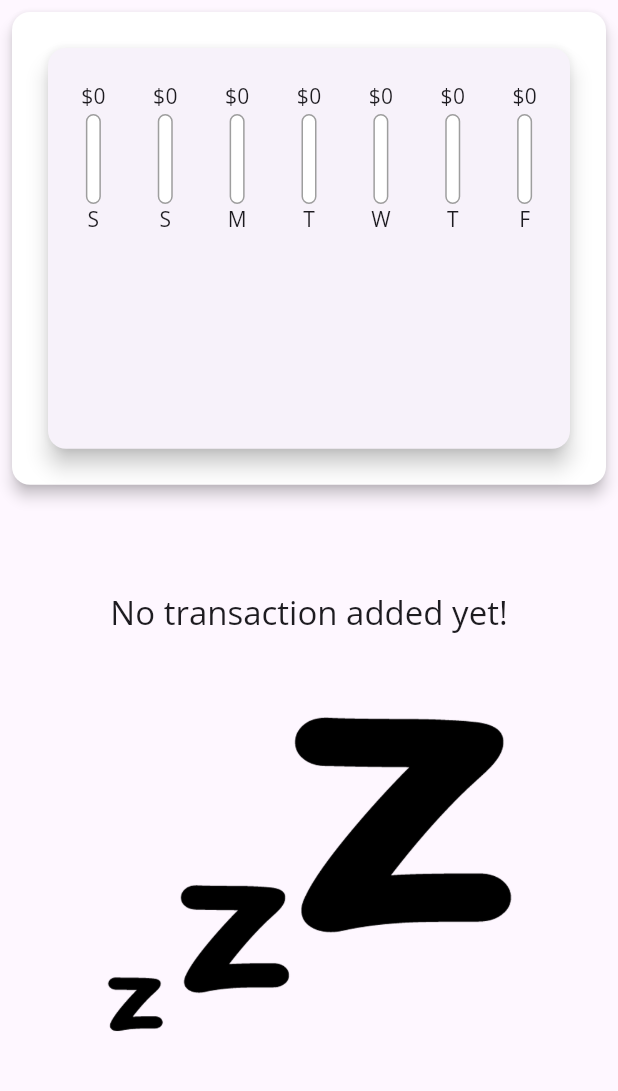
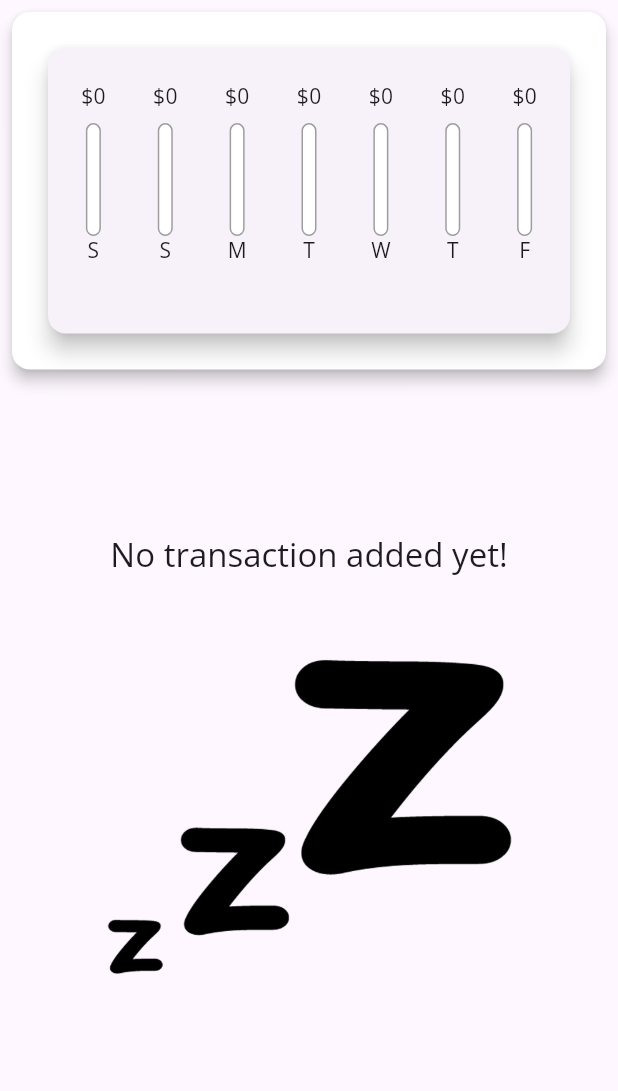
Before and after one commit to GarifullinII/expense_planner, a Flutter app: the screen it shows after launch, on a phone screen of 412 x 824 dp, the part 84-1175 px from its top. Run offline on Flutter 3.47's test engine with Material 3 defaults, Android fonts, the phone set to English and light mode, and no system bars.

Commit message:
add LayoutBuilder

```diff
--- a/lib/main.dart
+++ b/lib/main.dart
@@ -137,7 +137,7 @@ class _MyHomePageState extends State<MyHomePage> {
                   child: SizedBox(
                     height: (MediaQuery.of(context).size.height -
                             appBar.preferredSize.height) *
-                        0.4 - MediaQuery.of(context).padding.top,
+                        0.3 - MediaQuery.of(context).padding.top,
                     child: Chart(
                       recentTransactions: _recentTransactions,
                     ),
@@ -148,7 +148,7 @@ class _MyHomePageState extends State<MyHomePage> {
             SizedBox(
                 height: (MediaQuery.of(context).size.height -
                         appBar.preferredSize.height) *
-                    0.6,
+                    0.7,
                 child: TransactionList(
                     userTransaction: _transaction,
                     deleteTransaction: _deleteTransaction)),
--- a/lib/widgets/chart_bar.dart
+++ b/lib/widgets/chart_bar.dart
@@ -14,14 +14,16 @@ class ChartBar extends StatelessWidget {
 
   @override
   Widget build(BuildContext context) {
+    return LayoutBuilder(builder: (context, constraints) {
       return Column(
         children: [
-        Padding(
+          Container(
+            height: constraints.maxHeight*0.2,
             padding: const EdgeInsets.all(2),
             child: Text('\$${spendingAmount.toStringAsFixed(0)}'),
           ),
           SizedBox(
-          height: 60,
+            height: constraints.maxHeight*0.5,
             width: 10,
             child: Stack(
               children: [
@@ -47,8 +49,9 @@ class ChartBar extends StatelessWidget {
               ],
             ),
           ),
-        Text(label),
+          FittedBox(child: Text(label)),
         ],
       );
+    });
   }
 }
```
Lines whose indentation alone changed are shown as unchanged.
